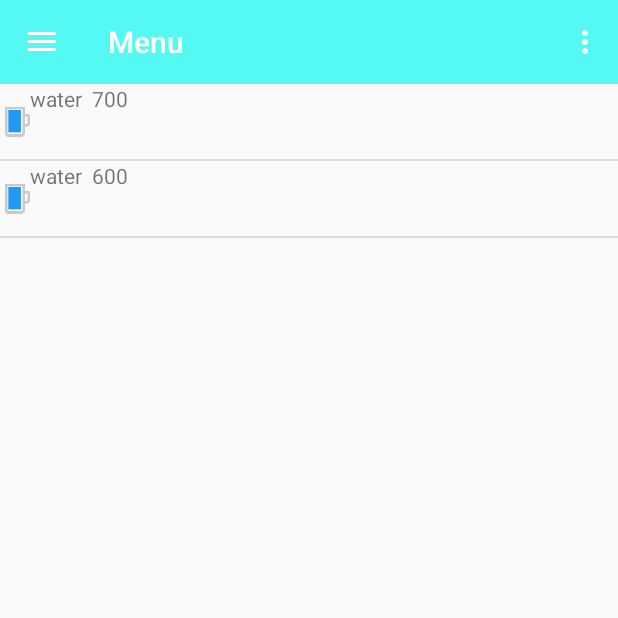
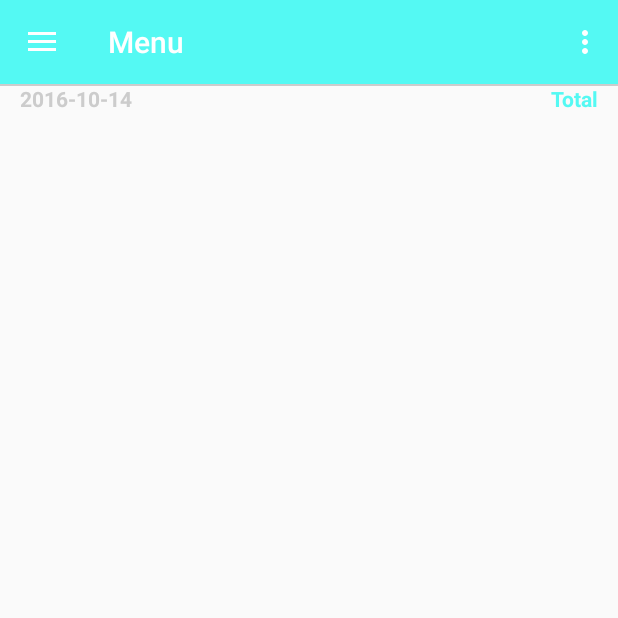
Before and after one commit to nguyenson2012/RefreshBodyISBK, an Android app: the fragment DrinkLog placed in its activity, on a phone screen of 412 x 824 dp, the top half of it. Run offline under Robolectric (Android 15) with nearby library versions, the phone set to English and light mode, and no system bars; our stand-ins replace sdp/ssp sizes; libraries missing offline, so code that uses them is left out: com.github.lzyzsd.circleprogress, io.realm, io.realm.annotations; 1 statement that could not run was skipped.

Commit message:
update DrinkLog

```diff
--- a/app/src/main/java/com/example/asus/refreshbody/adapter/DrinkIntakeAdapter.java
+++ b/app/src/main/java/com/example/asus/refreshbody/adapter/DrinkIntakeAdapter.java
@@ -38,10 +38,21 @@ public class DrinkIntakeAdapter extends RecyclerView.Adapter<DrinkIntakeAdapter.
     @Override
     public void onBindViewHolder(MyViewHolder holder, int position) {
         DrinkIntakeItem drinkIntakeItem=drinkIntakeItemArrayList.get(position);
-        holder.imgDrink.setImageResource(R.drawable.cup_one);
-        holder.tvNameDrink.setText(drinkIntakeItem.getNameDrink());
-        holder.tvDrinkAmount.setText(drinkIntakeItem.getAmountDrink()+" ml");
-        holder.tvTimeDrinkWater.setText(drinkIntakeItem.getTimeDrink().getHourDrink()+":"+drinkIntakeItem.getTimeDrink().getMinuteDrink());
+        if(drinkIntakeItem.getAmountDrink()!=0) {
+            holder.imgDrink.setImageResource(R.drawable.cup_one);
+            holder.tvNameDrink.setText(drinkIntakeItem.getNameDrink());
+            holder.tvDrinkAmount.setText(drinkIntakeItem.getAmountDrink() + " ml");
+            holder.tvTimeDrinkWater.setText(drinkIntakeItem.getTimeDrink().getHourDrink() + ":" + drinkIntakeItem.getTimeDrink().getMinuteDrink());
+            holder.tvTotalDrink.setVisibility(View.GONE);
+            holder.tvDay.setVisibility(View.GONE);
+        }else {
+            holder.imgDrink.setVisibility(View.GONE);
+            holder.tvNameDrink.setVisibility(View.GONE);
+            holder.tvDrinkAmount.setVisibility(View.GONE);
+            holder.tvTimeDrinkWater.setVisibility(View.GONE);
+            holder.tvTotalDrink.setVisibility(View.VISIBLE);
+            holder.tvDay.setVisibility(View.VISIBLE);
+        }
 
 
     }
@@ -57,12 +68,16 @@ public class DrinkIntakeAdapter extends RecyclerView.Adapter<DrinkIntakeAdapter.
         TextView tvDrinkAmount;
         ImageView imgDrink;
         TextView tvTimeDrinkWater;
+        TextView tvDay;
+        TextView tvTotalDrink;
         public MyViewHolder(View itemView) {
             super(itemView);
             tvNameDrink=(TextView)itemView.findViewById(R.id.tv_name_drink_item);
             imgDrink=(ImageView)itemView.findViewById(R.id.img_drink_intake_item);
             tvTimeDrinkWater=(TextView) itemView.findViewById(R.id.tv_time_drink_water);
             tvDrinkAmount=(TextView)itemView.findViewById(R.id.tv_drink_amount_item);
+            tvDay=(TextView)itemView.findViewById(R.id.tv_day_drink_intake_item);
+            tvTotalDrink=(TextView)itemView.findViewById(R.id.tv_total_drink);
         }
     }
 }
--- a/app/src/main/java/com/example/asus/refreshbody/fragment/DrinkLog.java
+++ b/app/src/main/java/com/example/asus/refreshbody/fragment/DrinkLog.java
@@ -3,17 +3,23 @@ package com.example.asus.refreshbody.fragment;
 import android.content.Context;
 import android.net.Uri;
 import android.os.Bundle;
+import android.support.annotation.Nullable;
 import android.support.v4.app.Fragment;
+import android.support.v7.widget.LinearLayoutManager;
+import android.support.v7.widget.RecyclerView;
 import android.view.LayoutInflater;
 import android.view.View;
 import android.view.ViewGroup;
 import android.widget.ListView;
 
 import com.example.asus.refreshbody.R;
+import com.example.asus.refreshbody.adapter.DrinkIntakeAdapter;
 import com.example.asus.refreshbody.adapter.ListViewAdapter;
 import com.example.asus.refreshbody.database.model.DrinkIntakeItem;
+import com.example.asus.refreshbody.provider.PlanDBHelper;
 
 import java.util.ArrayList;
+import java.util.Calendar;
 
 /**
  * created by Thinh
@@ -25,14 +31,22 @@ import java.util.ArrayList;
 public class DrinkLog extends Fragment {
 
     private ArrayList<DrinkIntakeItem> arrDrinkitem;
-    private ListViewAdapter mylvAdapter = null;
-    private ListView lvItemDrink = null;
+
+    private DrinkIntakeAdapter drinkIntakeAdapter = null;
+
+    private RecyclerView recyclerView = null;
+
+    private PlanDBHelper planDBHelper;
+
+    private Calendar calendar;
+
+    private int currentDay;
+    private int currentMonth;
+    private int currentYear;
 
     public DrinkLog() {
         // Required empty public constructor
     }
-
-
 
     @Override
     public void onCreate(Bundle savedInstanceState) {
@@ -44,17 +58,61 @@ public class DrinkLog extends Fragment {
     public View onCreateView(LayoutInflater inflater, ViewGroup container,
                              Bundle savedInstanceState) {
         final View fragmentview = inflater.inflate(R.layout.fragment_drink_log, container, false);
+        recyclerView = (RecyclerView) fragmentview.findViewById(R.id.recyclerview_drink_log);
+        getCurrentDay();
+        return fragmentview;
+    }
 
-        lvItemDrink = (ListView) fragmentview.findViewById(R.id.lvItemDrink);
+    private void getCurrentDay() {
+        calendar=Calendar.getInstance();
+        currentYear=calendar.get(Calendar.YEAR);
+        currentMonth=calendar.get(Calendar.MONTH);
+        currentDay=calendar.get(Calendar.DAY_OF_MONTH);
+    }
+
+    @Override
+    public void onActivityCreated(@Nullable Bundle savedInstanceState) {
+        super.onActivityCreated(savedInstanceState);
+        planDBHelper=PlanDBHelper.getInstance(getActivity());
+        setAdapterForRecyclerView();
+    }
+
+    private void setAdapterForRecyclerView() {
         arrDrinkitem = new ArrayList<DrinkIntakeItem>();
-        arrDrinkitem.add(new DrinkIntakeItem(1,"water",700));
-        arrDrinkitem.add(new DrinkIntakeItem(2,"water",600));
-        mylvAdapter = new ListViewAdapter(this.getActivity(),R.layout.item_cup_l,arrDrinkitem);
+        ArrayList<DrinkIntakeItem> arrDrinkitemClone=planDBHelper.getAllDrinkIntake();
+        arrDrinkitem.add(new DrinkIntakeItem(0,"",0));
+        for(int i=arrDrinkitemClone.size()-1;i>0;i--){
+            DrinkIntakeItem drinkIntakeItem=arrDrinkitemClone.get(i);
+            if(drinkIntakeItem.getTimeDrink().getYearDrink()==currentYear&&
+                    drinkIntakeItem.getTimeDrink().getMonthDrink()==currentMonth&&
+                    drinkIntakeItem.getTimeDrink().getDayDrink()==currentDay) {
+                arrDrinkitem.add(drinkIntakeItem);
+                if((arrDrinkitemClone.get(i-1).getTimeDrink().getDayDrink()==currentDay-1&&
+                        arrDrinkitemClone.get(i-1).getTimeDrink().getMonthDrink()==currentMonth)||
+                        (arrDrinkitemClone.get(i-1).getTimeDrink().getMonthDrink()==currentMonth-1))
+                    //add fake drink item
+                    arrDrinkitem.add(new DrinkIntakeItem(0,"",0));
+            }
+            if(drinkIntakeItem.getTimeDrink().getYearDrink()==currentYear&&
+                    drinkIntakeItem.getTimeDrink().getMonthDrink()==currentMonth&&
+                    drinkIntakeItem.getTimeDrink().getDayDrink()==currentDay-1) {
+                arrDrinkitem.add(drinkIntakeItem);
+                if((arrDrinkitemClone.get(i-2).getTimeDrink().getDayDrink()==currentDay-2&&
+                        arrDrinkitemClone.get(i-2).getTimeDrink().getMonthDrink()==currentMonth)||
+                        (arrDrinkitemClone.get(i-2).getTimeDrink().getMonthDrink()==currentMonth-1))
+                    //add fake drink item
+                    arrDrinkitem.add(new DrinkIntakeItem(0,"",0));
+            }
+            if(drinkIntakeItem.getTimeDrink().getYearDrink()==currentYear&&
+                    drinkIntakeItem.getTimeDrink().getMonthDrink()==currentMonth&&
+                    drinkIntakeItem.getTimeDrink().getDayDrink()==currentDay-2) {
+                arrDrinkitem.add(drinkIntakeItem);
+            }
+        }
+        drinkIntakeAdapter = new DrinkIntakeAdapter(arrDrinkitem,getActivity());
 
-        lvItemDrink.setAdapter(mylvAdapter);
-
-        // Inflate the layout for this fragment
-        return fragmentview;
+        recyclerView.setAdapter(drinkIntakeAdapter);
+        recyclerView.setLayoutManager(new LinearLayoutManager(getActivity()));
     }
 
 
--- a/app/src/main/java/com/example/asus/refreshbody/fragment/FragmentDrinkWater.java
+++ b/app/src/main/java/com/example/asus/refreshbody/fragment/FragmentDrinkWater.java
@@ -43,14 +43,25 @@ public class FragmentDrinkWater extends Fragment implements View.OnClickListener
     private PlanDBHelper planDBHelper;
 
     private Calendar calendar;
+
+    private int currentDay;
+    private int currentMonth;
+    private int currentYear;
     @Nullable
     @Override
     public View onCreateView(LayoutInflater inflater, @Nullable ViewGroup container, @Nullable Bundle savedInstanceState) {
         View layout=inflater.inflate(R.layout.fragment_drink_water,container,false);
         calendar=Calendar.getInstance();
+        getCurrentDay();
         setupView(layout);
         registerEvent();
         return layout;
+    }
+
+    private void getCurrentDay() {
+        currentYear=calendar.get(Calendar.YEAR);
+        currentMonth=calendar.get(Calendar.MONTH);
+        currentDay=calendar.get(Calendar.DAY_OF_MONTH);
     }
 
     @Override
@@ -65,7 +76,14 @@ public class FragmentDrinkWater extends Fragment implements View.OnClickListener
 //        drinkIntakeItemArrayList=dbContext.getDrinkIntakeListByDay(calendar.get(Calendar.DAY_OF_MONTH),calendar.get(Calendar.MONTH),
 //                calendar.get(Calendar.YEAR));
         drinkIntakeItemArrayList=new ArrayList<DrinkIntakeItem>();
-        drinkIntakeItemArrayList=planDBHelper.getAllDrinkIntake();
+        ArrayList<DrinkIntakeItem> arrDrinkitemClone=planDBHelper.getAllDrinkIntake();
+        for(int i=arrDrinkitemClone.size()-1;i>0;i--) {
+            DrinkIntakeItem drinkIntakeItem = arrDrinkitemClone.get(i);
+            if (drinkIntakeItem.getTimeDrink().getYearDrink() == currentYear &&
+                    drinkIntakeItem.getTimeDrink().getMonthDrink() == currentMonth &&
+                    drinkIntakeItem.getTimeDrink().getDayDrink() == currentDay)
+                drinkIntakeItemArrayList.add(drinkIntakeItem);
+        }
         drinkIntakeAdapter=new DrinkIntakeAdapter(drinkIntakeItemArrayList,getActivity());
         recyclerViewDrinkIntake.setAdapter(drinkIntakeAdapter);
         recyclerViewDrinkIntake.setLayoutManager(new LinearLayoutManager(getActivity()));
--- a/app/src/main/res/layout/drink_intake_item.xml
+++ b/app/src/main/res/layout/drink_intake_item.xml
@@ -2,6 +2,16 @@
 <RelativeLayout xmlns:android="http://schemas.android.com/apk/res/android"
     android:orientation="vertical" android:layout_width="match_parent"
     android:layout_height="wrap_content">
+    <TextView
+        android:id="@+id/tv_day_drink_intake_item"
+        android:layout_width="wrap_content"
+        android:layout_height="wrap_content"
+        android:textColor="@color/gray_light"
+        android:text="2016-10-14"
+        android:visibility="gone"
+        android:layout_centerVertical="true"
+        android:textStyle="bold"
+        android:layout_marginLeft="@dimen/_10sdp"/>
     <ImageView
         android:id="@+id/img_drink_intake_item"
         android:layout_width="@dimen/_30sdp"
@@ -38,9 +48,20 @@
         android:layout_marginRight="@dimen/_12sdp"
         android:textColor="@color/colorPrimary"
         android:layout_centerVertical="true"/>
+    <TextView
+        android:id="@+id/tv_total_drink"
+        android:layout_width="wrap_content"
+        android:layout_height="wrap_content"
+        android:textColor="@color/colorPrimary"
+        android:layout_alignParentRight="true"
+        android:text="Total"
+        android:textStyle="bold"
+        android:layout_centerVertical="true"
+        android:visibility="gone"
+        android:layout_marginRight="@dimen/_10sdp"/>
     <View
         android:layout_width="match_parent"
         android:layout_height="@dimen/_1sdp"
         android:background="@color/gray_light"
-        android:layout_below="@id/img_drink_intake_item"/>
+        android:layout_below="@id/img_drink_intake_item" />
 </RelativeLayout>
--- a/app/src/main/res/layout/fragment_drink_log.xml
+++ b/app/src/main/res/layout/fragment_drink_log.xml
@@ -5,10 +5,10 @@
     tools:context="com.example.asus.refreshbody.fragment.DrinkLog">
 
     <!-- TODO: Update blank fragment layout -->
-    <ListView
+    <android.support.v7.widget.RecyclerView
         android:layout_width="match_parent"
         android:layout_height="match_parent"
-        android:id="@+id/lvItemDrink"
-        ></ListView>
+        android:id="@+id/recyclerview_drink_log"
+        ></android.support.v7.widget.RecyclerView>
 
 </FrameLayout>
```
Also changed, not shown: app/src/main/res/layout/fragment_drink_water.xml (+9 -1 lines).
